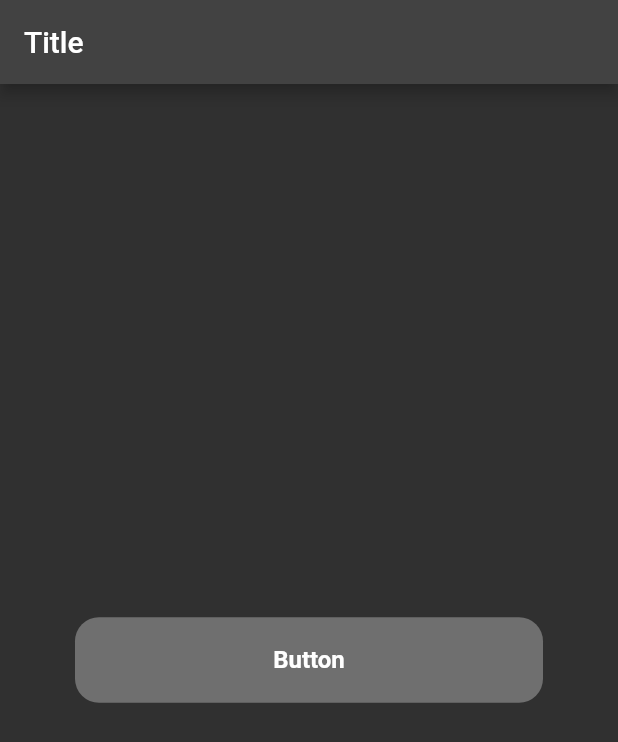
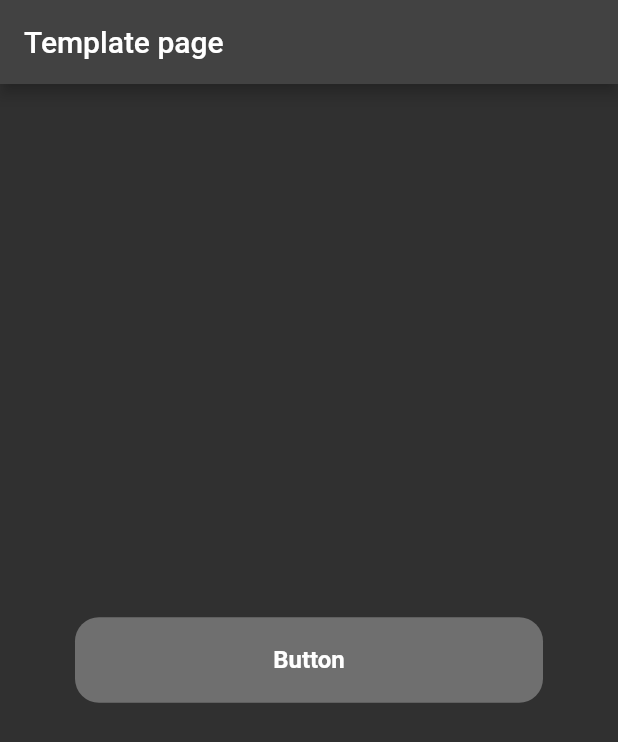
Before and after one commit to OmarElhassaniAlaoui/MealTime_app, a Flutter app: the screen it shows after launch, on a phone screen of 412 x 824 dp. Shown: the top 742 px of the screen. Run offline on Flutter 3.47's test engine with Material 3 defaults, Android fonts, the phone set to English and light mode, and no system bars; our stand-ins replace go_router.

Commit message:
Update title in TemplatePage to be more descriptive

```diff
--- a/lib/src/presentation/template/pages/template_page.dart
+++ b/lib/src/presentation/template/pages/template_page.dart
@@ -9,7 +9,7 @@ class TemplatePage extends StatelessWidget {
   Widget build(BuildContext context) {
     return Scaffold(
       appBar: AppBar(
-        title: const Text('Title'),
+        title: const Text('Template page'),
       ),
       body: Center(
         child: Padding(
@@ -19,7 +19,6 @@ class TemplatePage extends StatelessWidget {
             borderRadius: 16.0,
             type: ButtonType.disabled,
             height: 57.0,
-
           ),
         ),
       ),
```
